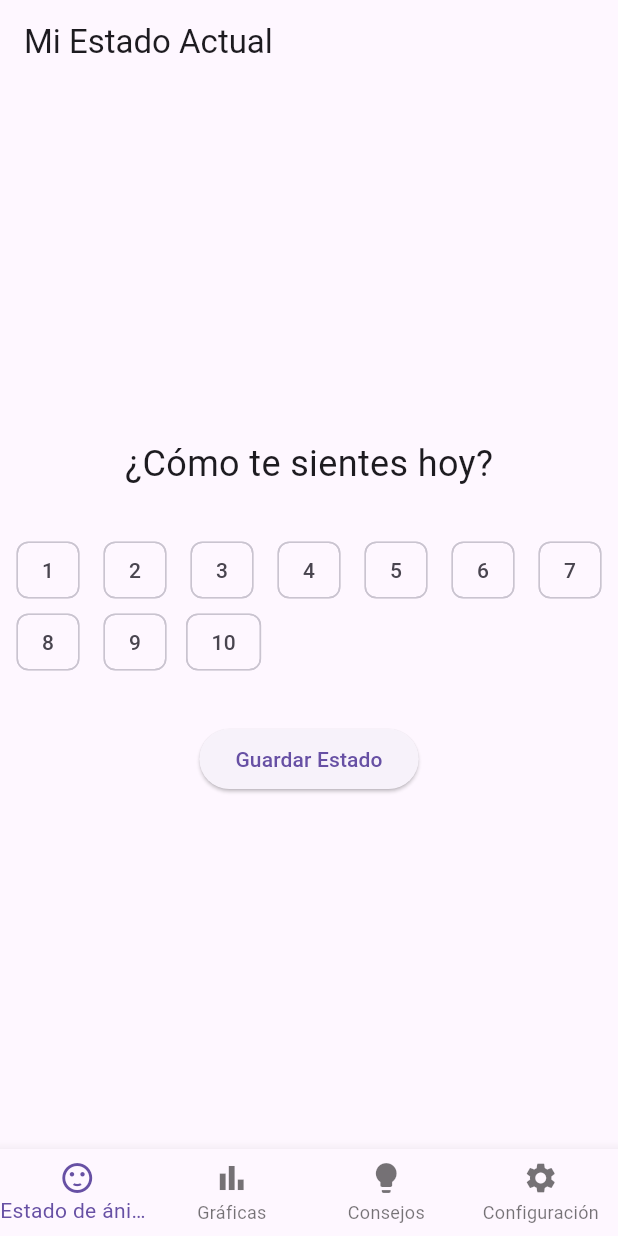
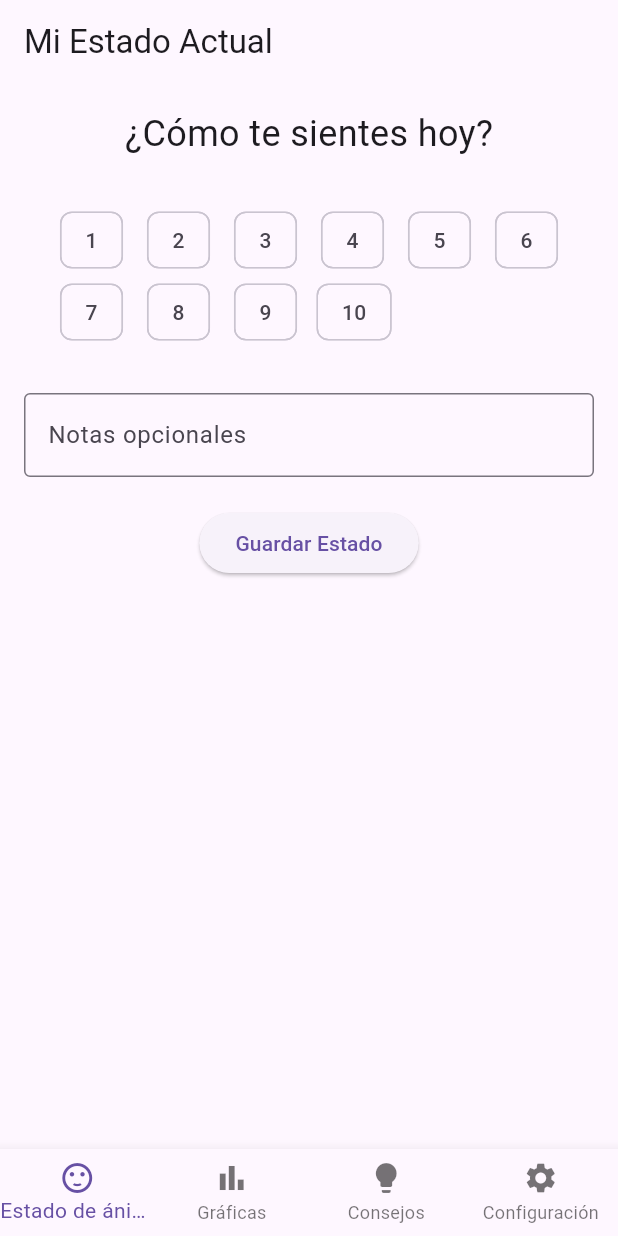
Before and after one commit to davidfvaquero/mood_tracker, a Flutter app: the screen it shows after launch, on a phone screen of 412 x 824 dp. Run offline on Flutter 3.47's test engine with Material 3 defaults, Android fonts, the phone set to English and light mode, and no system bars; our stand-ins replace fl_chart, hive, hive_flutter; accounts and stored records are empty.

Commit message:
[ENTRIES][NOTES] Added writing notes as an option while submitting mood

```diff
--- a/lib/models/mood_entry.dart
+++ b/lib/models/mood_entry.dart
@@ -10,8 +10,12 @@
   @HiveField(1)
   final DateTime date;
 
+  @HiveField(2)
+  final String? notes;
+
   MoodEntry({
     required this.rating,
     required this.date,
+    this.notes,
   });
 }
--- a/lib/screens/mood_rating_screen.dart
+++ b/lib/screens/mood_rating_screen.dart
@@ -12,8 +12,9 @@ class MoodRatingScreen extends StatefulWidget {
 class _MoodRatingScreenState extends State<MoodRatingScreen> {
   final MoodStorage _storage = MoodStorage();
   int _selectedRating = 0;
+  final TextEditingController _notesController = TextEditingController();
 
-  Future<void> _saveMood() async {
+  void _saveMood() async {
     if (_selectedRating == 0) return;
 
     final today = DateTime.now();
@@ -40,14 +41,18 @@ class _MoodRatingScreenState extends State<MoodRatingScreen> {
               ],
             ),
       );
-
       if (confirm != true) return;
     }
 
-    final entry = MoodEntry(rating: _selectedRating, date: today);
+    final entry = MoodEntry(
+      rating: _selectedRating,
+      date: today,
+      notes: _notesController.text.isNotEmpty ? _notesController.text : null,
+    );
 
     await _storage.saveOrUpdateMood(entry);
 
+    _notesController.clear();
     ScaffoldMessenger.of(context).showSnackBar(
       const SnackBar(content: Text('Estado guardado correctamente')),
     );
@@ -57,11 +62,16 @@ class _MoodRatingScreenState extends State<MoodRatingScreen> {
   Widget build(BuildContext context) {
     return Scaffold(
       appBar: AppBar(title: const Text('Mi Estado Actual')),
-      body: Center(
+      body: SingleChildScrollView(
+        child: Padding(
+          padding: const EdgeInsets.all(16.0),
           child: Column(
             mainAxisAlignment: MainAxisAlignment.center,
             children: [
-            const Text('¿Cómo te sientes hoy?', style: TextStyle(fontSize: 24)),
+              const Text(
+                '¿Cómo te sientes hoy?',
+                style: TextStyle(fontSize: 24),
+              ),
               const SizedBox(height: 30),
               Wrap(
                 spacing: 10,
@@ -79,6 +89,18 @@ class _MoodRatingScreenState extends State<MoodRatingScreen> {
                 }),
               ),
               const SizedBox(height: 30),
+              TextField(
+                controller: _notesController,
+                decoration: const InputDecoration(
+                  labelText: 'Notas opcionales',
+                  hintText: '¿Quieres añadir algún comentario?',
+                  border: OutlineInputBorder(),
+                ),
+                maxLines: 3,
+                minLines: 1,
+                keyboardType: TextInputType.multiline,
+              ),
+              const SizedBox(height: 20),
               ElevatedButton(
                 onPressed: _saveMood,
                 child: const Text('Guardar Estado'),
@@ -86,6 +108,13 @@ class _MoodRatingScreenState extends State<MoodRatingScreen> {
             ],
           ),
         ),
+      ),
     );
   }
+
+  @override
+  void dispose() {
+    _notesController.dispose();
+    super.dispose();
   }
+}
```
Also changed, not shown: lib/services/mood_storage.dart (+8 -2 lines), lib/widgets/mood_chart.dart (+85 -24 lines). Lines whose indentation alone changed are shown as unchanged.
